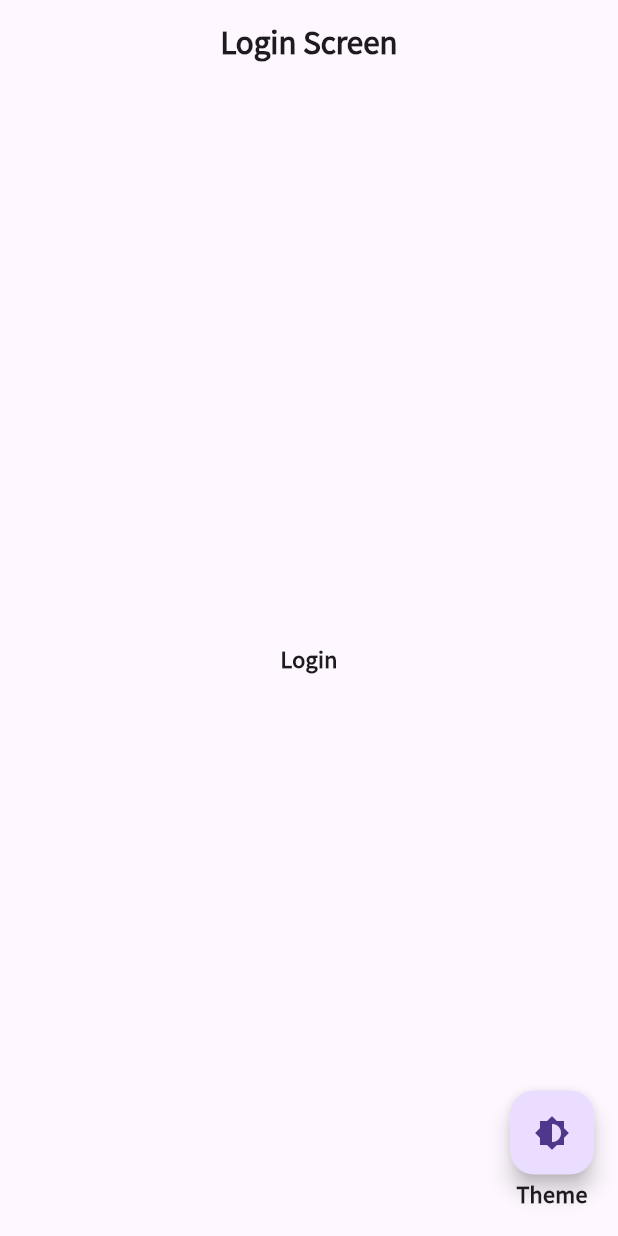
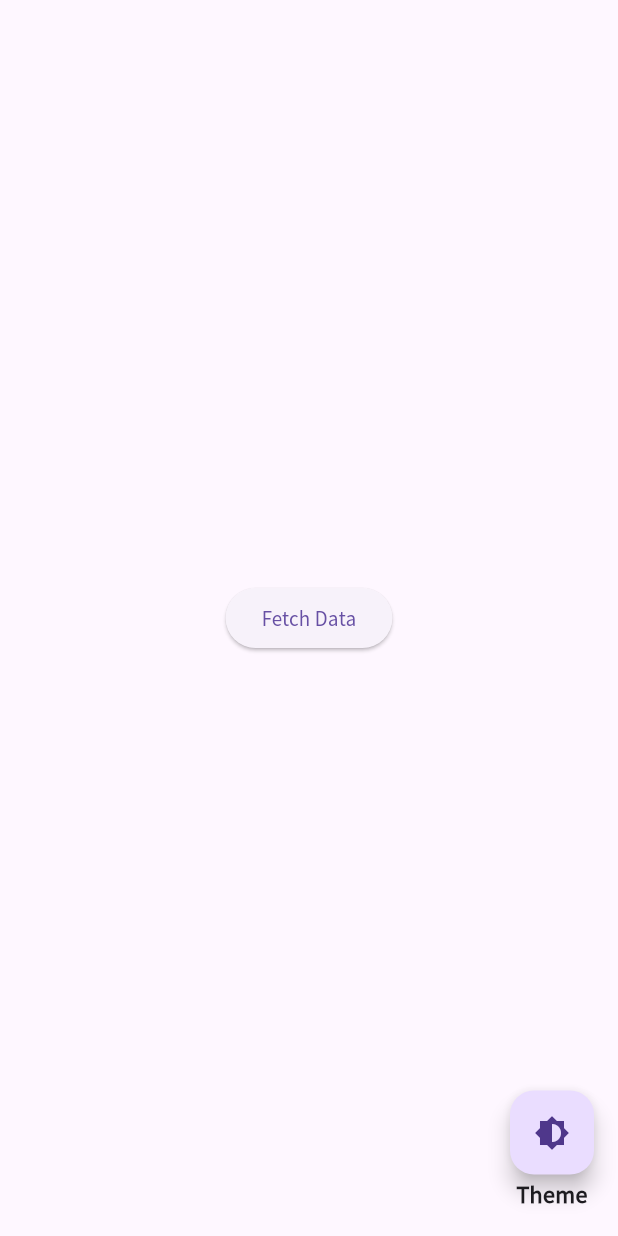
Before and after one commit to Er-Sikandar/Bloc-DemoApp, a Flutter app: the screen it shows after launch, on a phone screen of 412 x 824 dp. Run offline on Flutter 3.47's test engine with Material 3 defaults, Android fonts, the phone set to English and light mode, and no system bars; our stand-ins replace flutter_bloc, shared_preferences; missing offline and left inert: encrypt.

```diff
--- /dev/null
+++ b/lib/bloc/cubit/LoginCubit.dart
@@ -0,0 +1,25 @@
+import 'package:flutter_bloc/flutter_bloc.dart';
+import '../../networks/ApiInitial.dart';
+import 'package:http/http.dart' as http;
+import 'dart:convert';
+
+class LoginCubit extends Cubit<ApiState>{
+  LoginCubit() : super(ApiInitial());
+
+  Future<void> fetchData() async {
+    emit(ApiLoading());
+    try {
+      final response = await http.get(Uri.parse('https://api.restful-api.dev/objects/7'));
+      if (response.statusCode == 200) {
+        final data = json.decode(response.body);
+        emit(ApiSuccess(data.toString())); // You can adjust the data processing here
+      } else {
+        emit(ApiError('Failed to load data. Status code: ${response.statusCode}'));
+      }
+    } catch (e) {
+      emit(ApiError('Error occurred: $e'));
+    }
+
+
+  }
+}
--- a/lib/main.dart
+++ b/lib/main.dart
@@ -1,6 +1,7 @@
 import 'package:bloc_demo/bloc/cubit/SplashCubit%20.dart';
 import 'package:flutter/material.dart';
 import 'package:flutter_bloc/flutter_bloc.dart';
+import 'bloc/cubit/LoginCubit.dart';
 import 'bloc/observer/AppBlocObserver.dart';
 import 'bloc/observer/MultiAppBlocObserver.dart';
 import 'bloc/cubit/ThemeCubit.dart';
@@ -24,6 +25,7 @@ Future<void> main() async {
           providers: [
             BlocProvider(create: (_) => ThemeCubit()),
             BlocProvider(create: (_) => SplashCubit()),
+            BlocProvider(create: (_) => LoginCubit()),
           ],
     child:BlocBuilder<ThemeCubit,ThemeData>(builder: (context,theme){
      return MaterialApp(
--- /dev/null
+++ b/lib/networks/Api.dart
@@ -0,0 +1,3 @@
+class Api{
+
+}
--- /dev/null
+++ b/lib/networks/ApiInitial.dart
@@ -0,0 +1,18 @@
+
+abstract class ApiState {}
+
+class ApiInitial extends ApiState {}
+
+class ApiLoading extends ApiState {}
+
+class ApiSuccess extends ApiState {
+  final String data;
+
+  ApiSuccess(this.data);
+}
+
+class ApiError extends ApiState {
+  final String message;
+
+  ApiError(this.message);
+}
--- a/lib/ui/LoginScreen.dart
+++ b/lib/ui/LoginScreen.dart
@@ -1,6 +1,8 @@
+import 'package:bloc_demo/bloc/cubit/LoginCubit.dart';
 import 'package:flutter/material.dart';
 import 'package:flutter_bloc/flutter_bloc.dart';
 import '../bloc/cubit/ThemeCubit.dart';
+import '../networks/ApiInitial.dart';
 
 class Loginscreen extends StatefulWidget {
   const Loginscreen({super.key});
@@ -14,18 +16,35 @@ class _LoginscreenState extends State<Loginscreen> {
   @override
   void initState() {
     print("Login Splash");
+
     super.initState();
   }
 
   @override
   Widget build(BuildContext context) {
+    var h = MediaQuery.of(context).size.height;
+    var w = MediaQuery.of(context).size.width;
+
     return Scaffold(
-      appBar: AppBar(
-        title: Text('Login Screen',style: TextStyle(fontWeight: FontWeight.bold),),
-        centerTitle: true,
-      ),
-      body: Container(
-        child: Center(child: Text("Login",style: TextStyle(fontWeight: FontWeight.bold),)),
+      body: BlocBuilder<LoginCubit, ApiState>(
+        builder: (context, state) {
+          if (state is ApiLoading) {
+            return Center(child: CircularProgressIndicator());
+          } else if (state is ApiSuccess) {
+            return Center(child: Text('Data: ${state.data}'));
+          } else if (state is ApiError) {
+            return Center(child: Text('Error: ${state.message}'));
+          } else {
+            return Center(
+              child: ElevatedButton(
+                onPressed: () {
+                  context.read<LoginCubit>().fetchData(); // Trigger API call
+                },
+                child: Text('Fetch Data'),
+              ),
+            );
+          }
+        },
       ),
       floatingActionButton: Column(
         crossAxisAlignment: CrossAxisAlignment.center,
--- a/pubspec.yaml
+++ b/pubspec.yaml
@@ -43,6 +43,7 @@ dev_dependencies:
   flutter_bloc: ^8.1.6
   shared_preferences: ^2.2.2
   encrypt: ^5.0.1
+  http:
 
   # The "flutter_lints" package below contains a set of recommended lints to
   # encourage good coding practices. The lint set provided by the package is
```
Also changed, not shown: pubspec.lock.
